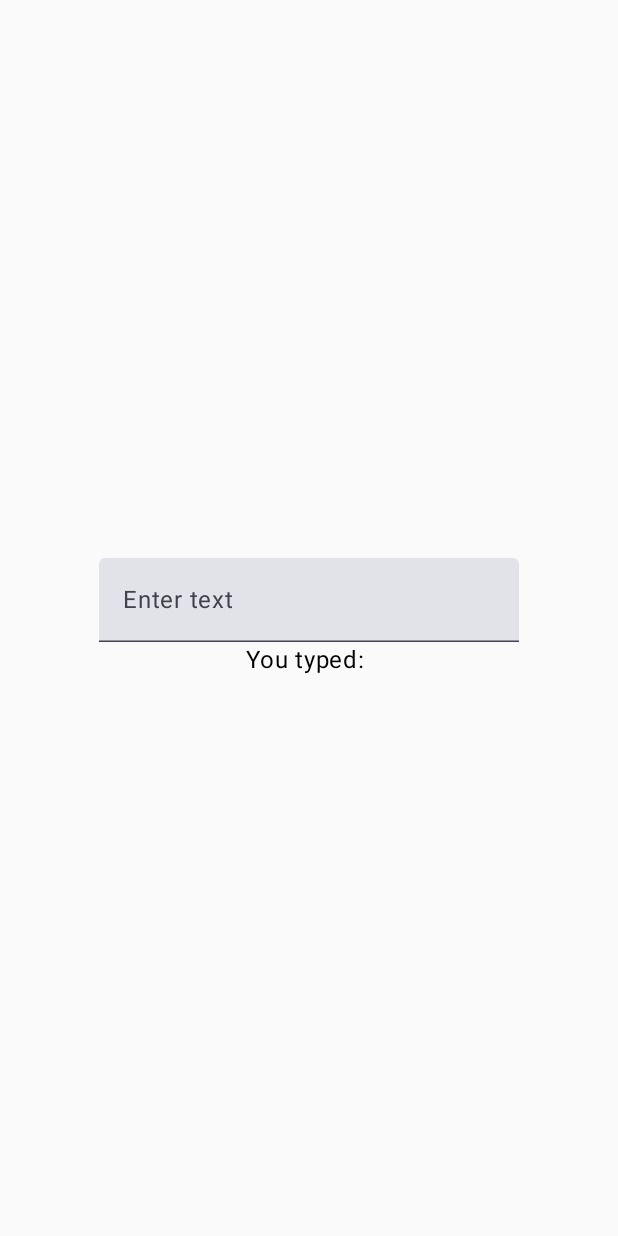
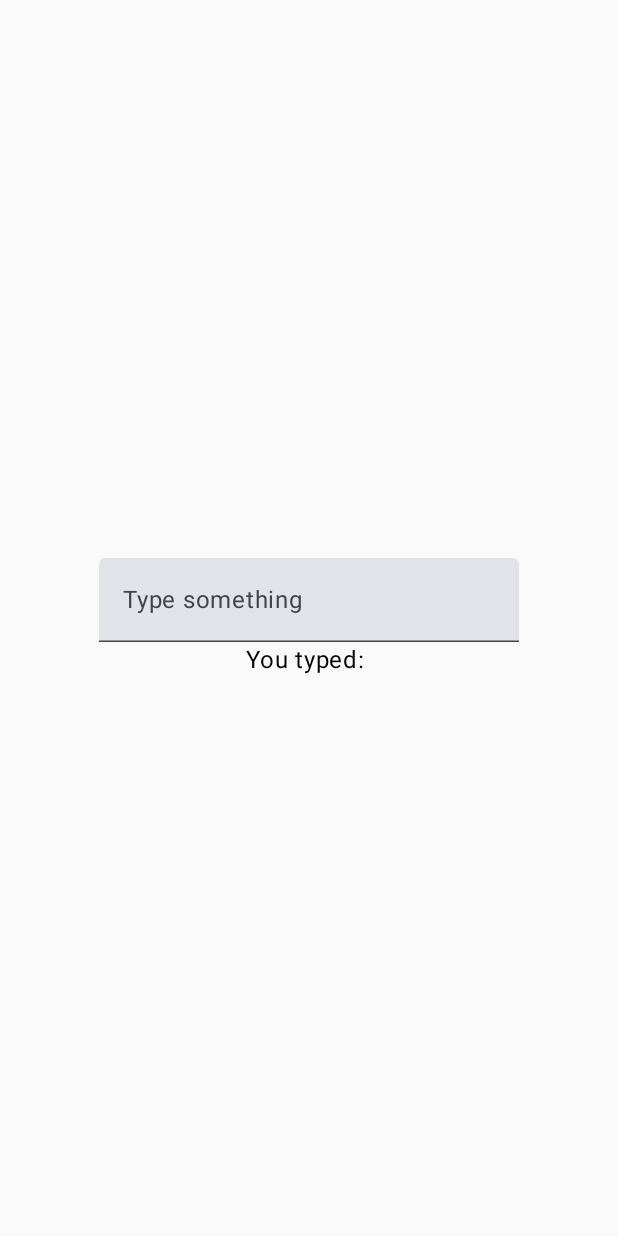
Before and after one commit to limonreza00/ViewModelWithTextFeild, an Android app built with Jetpack Compose: the screen it shows after launch (MainActivity), on a phone screen of 412 x 824 dp. Run offline under Robolectric (Android 15) with nearby library versions, the phone set to English and light mode, and no system bars.

Commit message:
Refactor TextField implementation and introduce InputScreen
- Removes the `SimpleTextField` composable from `MainActivity.kt` and introduces `InputScreen` in `InputScreen.kt` to manage the `TextField` and text output.
- Updates `MainActivity.kt` to utilize `InputScreen` for displaying and handling input.
- Updates the `InputViewModel` to use `State` instead of a direct state for the input value.
- Adds `InputScreen.kt`, which contains the new `InputScreen` composable.
- Updates `gradle.xml` to add a `GradleMigrationSettings` in the project.

```diff
--- /dev/null
+++ b/app/src/main/java/com/example/viewmodelwithtextfeild/InputScreen.kt
@@ -0,0 +1,29 @@
+package com.example.viewmodelwithtextfeild
+
+import androidx.compose.foundation.layout.Arrangement
+import androidx.compose.foundation.layout.Column
+import androidx.compose.foundation.layout.fillMaxSize
+import androidx.compose.material3.Text
+import androidx.compose.material3.TextField
+import androidx.compose.runtime.Composable
+import androidx.compose.ui.Alignment
+import androidx.compose.ui.Modifier
+
+@Composable
+fun InputScreen (
+    value: String,
+    onValueChanged: (String) -> Unit
+){
+    Column(
+        modifier = Modifier.fillMaxSize(),
+        horizontalAlignment = Alignment.CenterHorizontally,
+        verticalArrangement = Arrangement.Center
+    ) {
+        TextField(
+            value =value,
+            onValueChange = onValueChanged,
+            label = { Text("Type something")}
+        )
+        Text(text = "You typed: $value")
+    }
+}
--- a/app/src/main/java/com/example/viewmodelwithtextfeild/InputViewModel.kt
+++ b/app/src/main/java/com/example/viewmodelwithtextfeild/InputViewModel.kt
@@ -1,14 +1,14 @@
 package com.example.viewmodelwithtextfeild
 
+import androidx.compose.runtime.State
 import androidx.compose.runtime.mutableStateOf
 import androidx.lifecycle.ViewModel
 
 class InputViewModel : ViewModel() {
     private val _input = mutableStateOf("")
-    val input = _input
+    val input : State <String> = _input
 
     fun onInputChange(newValue: String) {
         _input.value = newValue
-
     }
 }
--- a/app/src/main/java/com/example/viewmodelwithtextfeild/MainActivity.kt
+++ b/app/src/main/java/com/example/viewmodelwithtextfeild/MainActivity.kt
@@ -4,14 +4,6 @@ import android.os.Bundle
 import androidx.activity.ComponentActivity
 import androidx.activity.compose.setContent
 import androidx.activity.enableEdgeToEdge
-import androidx.compose.foundation.layout.Arrangement
-import androidx.compose.foundation.layout.Column
-import androidx.compose.foundation.layout.fillMaxSize
-import androidx.compose.material3.Text
-import androidx.compose.material3.TextField
-import androidx.compose.runtime.Composable
-import androidx.compose.ui.Alignment
-import androidx.compose.ui.Modifier
 import androidx.lifecycle.viewmodel.compose.viewModel
 import com.example.viewmodelwithtextfeild.ui.theme.ViewModelWithTextFeildTheme
 
@@ -21,26 +13,12 @@ class MainActivity : ComponentActivity() {
         enableEdgeToEdge()
         setContent {
             ViewModelWithTextFeildTheme {
-
-                SimpleTextField()
+                val viewmodel : InputViewModel = viewModel()
+                InputScreen(
+                    value = viewmodel.input.value,
+                    onValueChanged = {viewmodel.onInputChange(it)}
+                )
             }
         }
     }
 }
-
-@Composable
-fun SimpleTextField(viewModel: InputViewModel = viewModel()) {
-
-    Column(
-        modifier = Modifier.fillMaxSize(),
-        horizontalAlignment = Alignment.CenterHorizontally,
-        verticalArrangement = Arrangement.Center
-    ) {
-        TextField(
-            value = viewModel.input.value,
-            onValueChange = { viewModel.onInputChange(it) },
-            label = { Text("Enter text") }
-        )
-        Text(text = "You typed: ${viewModel.input.value}")
-    }
-}
```
